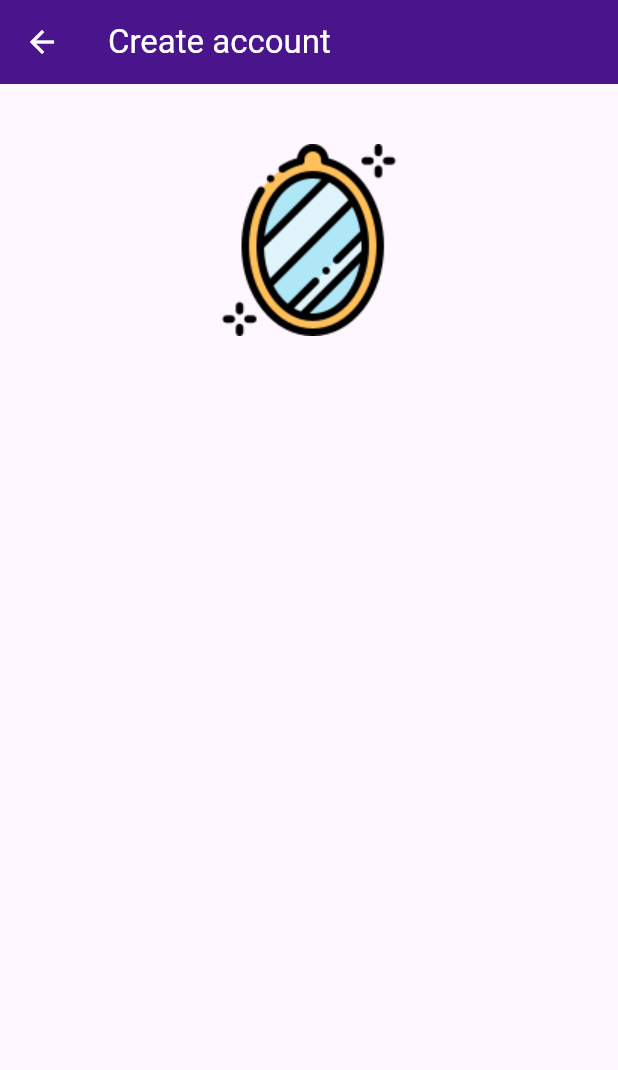
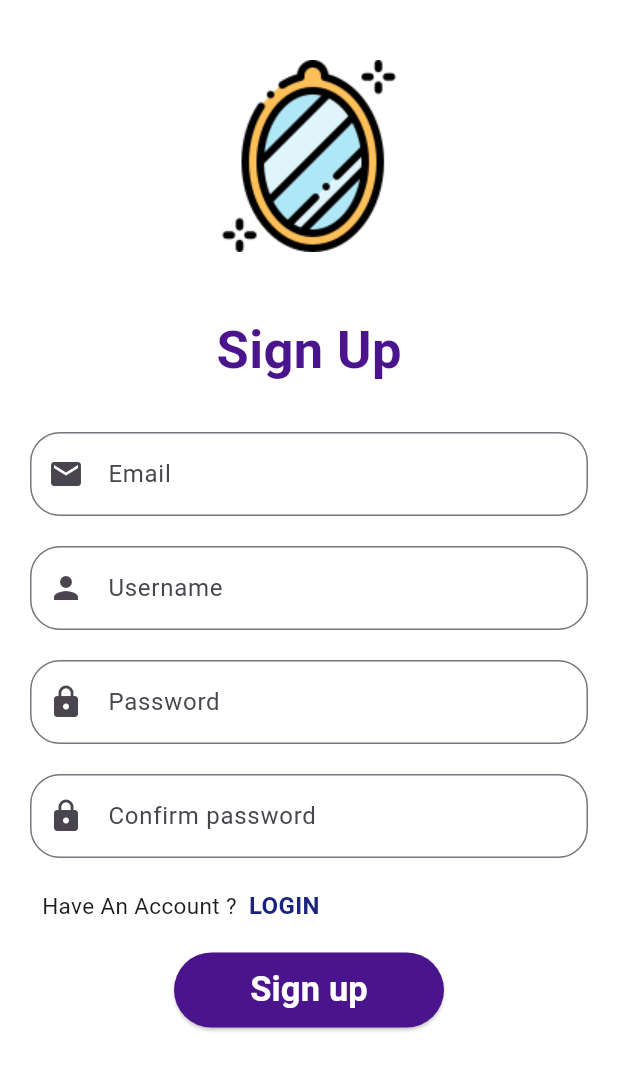
Before and after one commit to Intelligent-Mirror-IM/Mobile-Application, a Flutter app: the SignUp screen opened by its route, on a phone screen of 412 x 824 dp. Shown: the top 1070 px of the screen. Run offline on Flutter 3.47's test engine with Material 3 defaults, Android fonts, the phone set to English and light mode, and no system bars.

Commit message:
Update signup.dart

```diff
--- a/lib/auth/signup.dart
+++ b/lib/auth/signup.dart
@@ -11,22 +11,121 @@ class _SignUpState extends State<SignUp> {
   @override
   Widget build(BuildContext context) {
     return Scaffold(
-      appBar: AppBar(title: const Text("Create account",style: TextStyle(color: Colors.white),),
-        iconTheme: const IconThemeData(color: Colors.white),
-        backgroundColor: Colors.purple.shade900,
+      backgroundColor: Colors.white,
+      body: SingleChildScrollView(
+        child: Column(
+          mainAxisAlignment: MainAxisAlignment.center,
+          children: <Widget>[
+            Padding(
+              padding: const EdgeInsets.symmetric(vertical: 40),
+              child: Center(child: Image.asset("images/102.png")),
             ),
-      body: ListView(
-        children: <Widget>[
-          Column(
-            mainAxisAlignment: MainAxisAlignment.center,
+            Text(
+              "Sign Up",
+              style: TextStyle(
+                fontSize: 35,
+                fontWeight: FontWeight.bold,
+                color: Colors.purple.shade900,
+              ),
+            ),
+            Container(
+              padding: const EdgeInsets.symmetric(vertical: 30, horizontal: 20),
+              child: Form(
+                child: Column(
                   children: [
-              Padding(
-                padding: const EdgeInsets.all(40),
-                child: Image.asset("images/102.png"),
+                    TextFormField(
+                      cursorColor: Colors.indigo.shade900,
+                      decoration: const InputDecoration(
+                        hintText: "Email",
+                        prefixIcon: Icon(Icons.email),
+                        border: OutlineInputBorder(
+                          borderSide: BorderSide(width: 1),
+                          borderRadius: BorderRadius.all(Radius.circular(20)),
+                        ),
+                      ),
+                    ),
+                    const SizedBox(height: 20),
+                    TextFormField(
+                      cursorColor: Colors.indigo.shade900,
+                      decoration: const InputDecoration(
+                        hintText: "Username",
+                        prefixIcon: Icon(Icons.person),
+                        border: OutlineInputBorder(
+                          borderSide: BorderSide(width: 1),
+                          borderRadius: BorderRadius.all(Radius.circular(20)),
+                        ),
+                      ),
+                    ),
+                    const SizedBox(height: 20),
+                    TextFormField(
+                      obscureText: true,
+                      cursorColor: Colors.purple.shade900,
+                      decoration: const InputDecoration(
+                        hintText: "Password",
+                        prefixIcon: Icon(Icons.lock),
+                        border: OutlineInputBorder(
+                          borderSide: BorderSide(width: 1),
+                          borderRadius: BorderRadius.all(Radius.circular(20)),
+                        ),
+                      ),
+                    ),
+                    const SizedBox(height: 20),
+                    TextFormField(
+                      obscureText: true,
+                      cursorColor: Colors.purple.shade900,
+                      decoration: const InputDecoration(
+                        hintText: "Confirm password",
+                        prefixIcon: Icon(Icons.lock),
+                        border: OutlineInputBorder(
+                          borderSide: BorderSide(width: 1),
+                          borderRadius: BorderRadius.all(Radius.circular(20)),
+                        ),
+                      ),
+                    ),
+                    Container(
+                      padding:
+                      const EdgeInsets.symmetric(vertical: 20, horizontal: 8),
+                      child: Row(
+                        children: [
+                          const Text(
+                            "Have An Account ?  ",
+                            style: TextStyle(fontSize: 15),
+                          ),
+                          InkWell(
+                            onTap: () {
+                              Navigator.of(context).pushNamed("Login");
+                            },
+                            child: Text(
+                              "LOGIN",
+                              style: TextStyle(
+                                  color: Colors.indigo.shade900,
+                                  fontWeight: FontWeight.bold,
+                                  fontSize: 16),
+                            ),
                           )
                         ],
+                      ),
+                    ),
+                    ElevatedButton(
+                      onPressed: () {},
+                      style: ElevatedButton.styleFrom(
+                        backgroundColor: Colors.purple.shade900,
+                        minimumSize: const Size(180, 50),
+                      ),
+                      child: const Text(
+                        "Sign up",
+                        style: TextStyle(
+                            fontSize: 23,
+                            color: Colors.white,
+                            fontWeight: FontWeight.bold),
+                      ),
                     )
                   ],
+                ),
+              ),
+            ),
+          ],
+        ),
       ),
     );
   }
```
Lines whose indentation alone changed are shown as unchanged.
